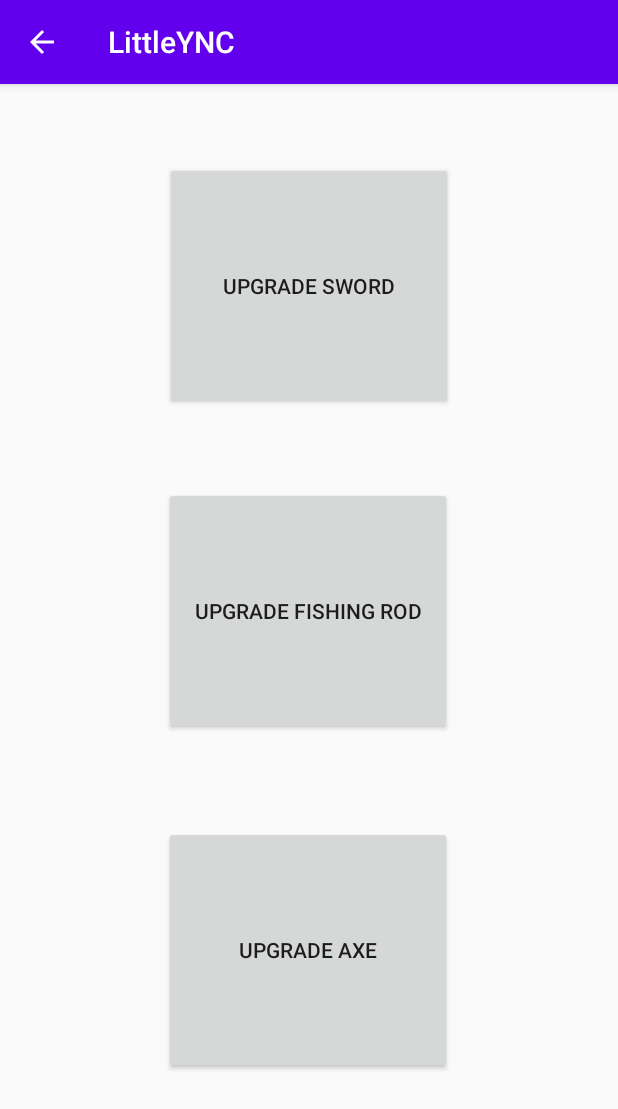
After one commit to dzhou343/YSC3232-LittleYNC, an Android app: the ArmoryActivity screen opened directly, with no data from a screen before it, on a phone screen of 412 x 824 dp. The commit adds this screen. Shown: the top 1109 px of the screen. Run offline under Robolectric (Android 15) with nearby library versions, the phone set to English and light mode, and no system bars.

Commit message:
added armory

```diff
--- /dev/null
+++ b/app/src/main/java/com/example/littleync/ArmoryActivity.java
@@ -0,0 +1,14 @@
+package com.example.littleync;
+
+import androidx.appcompat.app.AppCompatActivity;
+
+import android.os.Bundle;
+
+public class ArmoryActivity extends AppCompatActivity {
+
+    @Override
+    protected void onCreate(Bundle savedInstanceState) {
+        super.onCreate(savedInstanceState);
+        setContentView(R.layout.activity_armory);
+    }
+}
--- a/app/src/main/java/com/example/littleync/MainActivity.java
+++ b/app/src/main/java/com/example/littleync/MainActivity.java
@@ -4,7 +4,6 @@ import androidx.appcompat.app.AppCompatActivity;
 import android.content.Intent;
 import android.os.Bundle;
 import android.view.View;
-import android.widget.EditText;
 
 public class MainActivity extends AppCompatActivity {
 
@@ -18,7 +17,7 @@ public class MainActivity extends AppCompatActivity {
 
     /** Called when the user taps the Login button */
     public void loginButton(View view) {
-        Intent intent = new Intent(this, TravelPage.class);
+        Intent intent = new Intent(this, TravelActivity.class);
         startActivity(intent);
 
     }
--- /dev/null
+++ b/app/src/main/res/layout/activity_armory.xml
@@ -0,0 +1,42 @@
+<?xml version="1.0" encoding="utf-8"?>
+<androidx.constraintlayout.widget.ConstraintLayout xmlns:android="http://schemas.android.com/apk/res/android"
+    xmlns:app="http://schemas.android.com/apk/res-auto"
+    xmlns:tools="http://schemas.android.com/tools"
+    android:layout_width="match_parent"
+    android:layout_height="match_parent"
+    tools:context=".ArmoryActivity">
+
+    <Button
+        android:id="@+id/button9"
+        android:layout_width="192dp"
+        android:layout_height="165dp"
+        android:text="UPGRADE FISHING ROD"
+        app:layout_constraintBottom_toTopOf="@+id/button10"
+        app:layout_constraintEnd_toEndOf="parent"
+        app:layout_constraintHorizontal_bias="0.497"
+        app:layout_constraintStart_toStartOf="parent"
+        app:layout_constraintTop_toTopOf="parent"
+        app:layout_constraintVertical_bias="0.816" />
+
+    <Button
+        android:id="@+id/button10"
+        android:layout_width="192dp"
+        android:layout_height="165dp"
+        android:text="UPGRADE AXE"
+        app:layout_constraintBottom_toBottomOf="parent"
+        app:layout_constraintEnd_toEndOf="parent"
+        app:layout_constraintHorizontal_bias="0.497"
+        app:layout_constraintStart_toStartOf="parent"
+        app:layout_constraintTop_toTopOf="parent"
+        app:layout_constraintVertical_bias="0.821" />
+
+    <Button
+        android:id="@+id/button8"
+        android:layout_width="192dp"
+        android:layout_height="165dp"
+        android:text="UPGRADE SWORD"
+        app:layout_constraintBottom_toTopOf="@+id/button9"
+        app:layout_constraintEnd_toEndOf="parent"
+        app:layout_constraintStart_toStartOf="parent"
+        app:layout_constraintTop_toTopOf="parent" />
+</androidx.constraintlayout.widget.ConstraintLayout>
--- a/app/src/main/res/layout/activity_travel_page.xml
+++ b/app/src/main/res/layout/activity_travel_page.xml
@@ -4,13 +4,14 @@
     xmlns:tools="http://schemas.android.com/tools"
     android:layout_width="match_parent"
     android:layout_height="match_parent"
-    tools:context=".TravelPage">
+    tools:context=".TravelActivity">
 
     <Button
         android:id="@+id/button2"
         android:layout_width="wrap_content"
         android:layout_height="wrap_content"
         android:layout_marginTop="96dp"
+        android:onClick="cendanaForestButton"
         android:text="@string/Gear_Shop"
         app:layout_constraintEnd_toEndOf="parent"
         app:layout_constraintHorizontal_bias="0.403"
```
Also changed, not shown: app/src/main/AndroidManifest.xml (+12 -3 lines), app/src/main/java/com/example/littleync/TravelActivity.java (renamed from app/src/main/java/com/example/littleync/TravelPage.java, +6 -1 lines).
